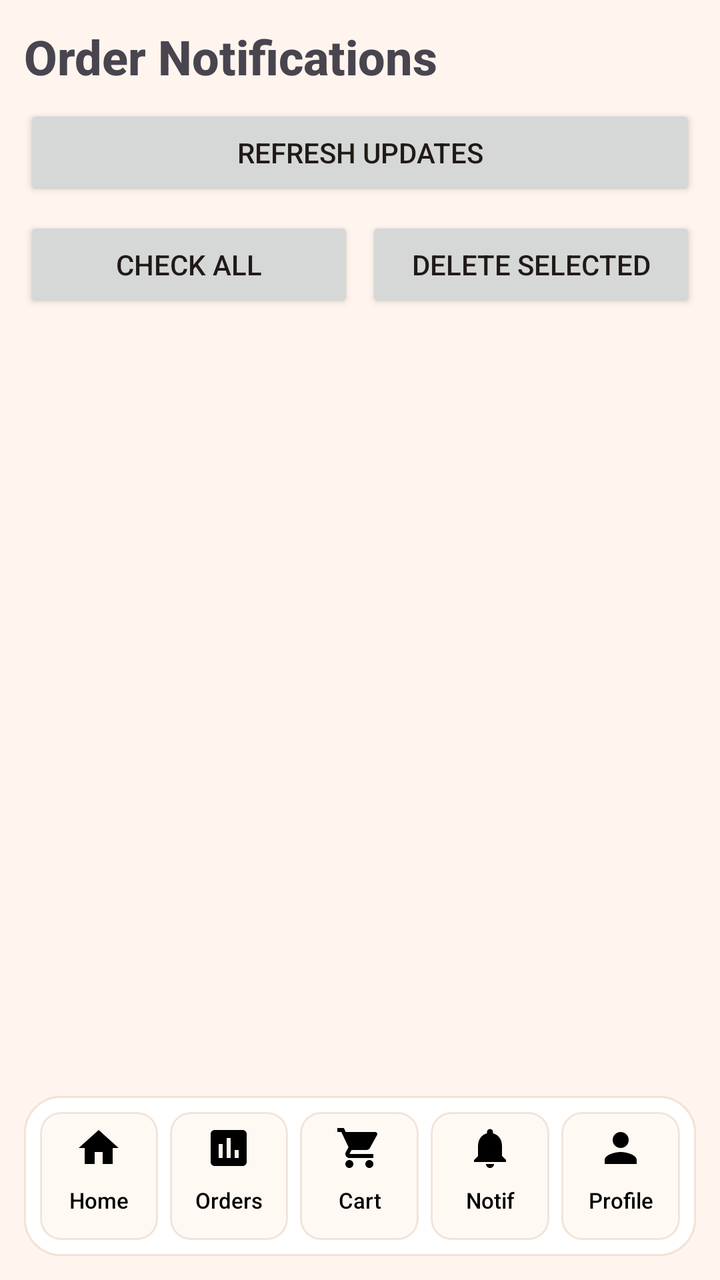
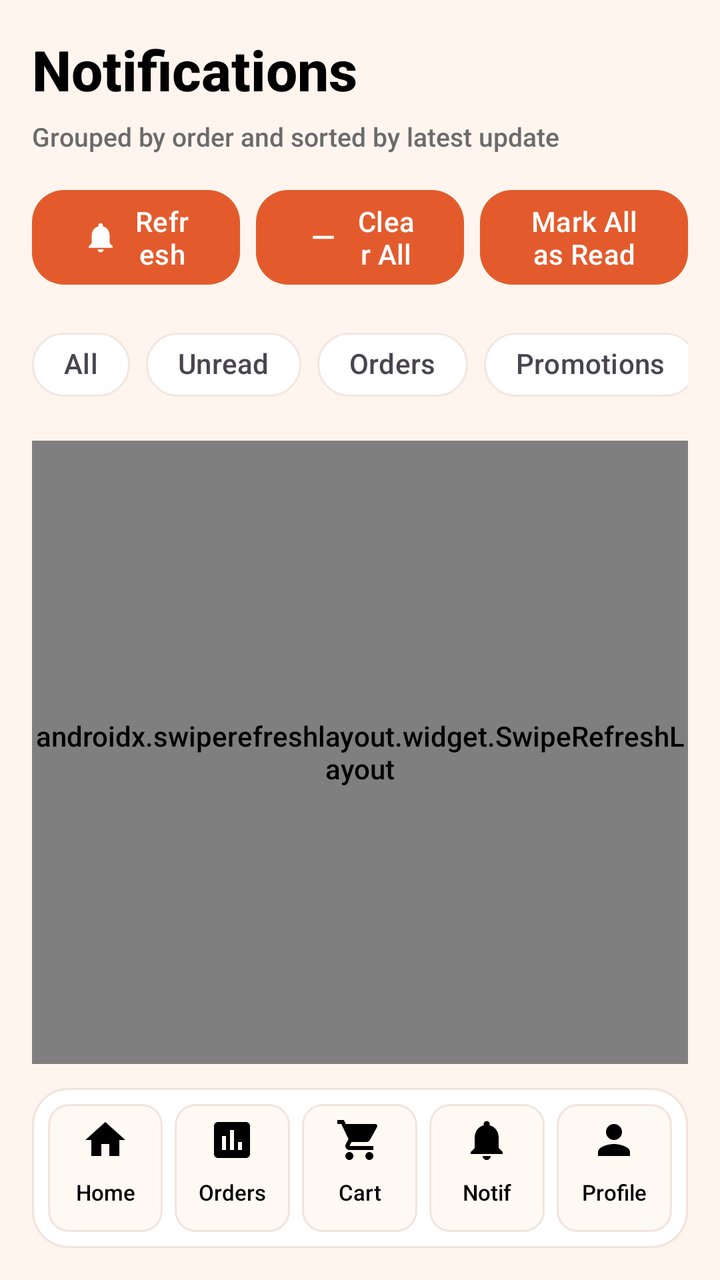

Before-and-after screenshots of an Android layout around one commit, followed by the original layout XML and the change that was made.
<!-- AndroidManifest.xml: application theme Theme.FOODDASH -->
<!-- res/layout/activity_notifications.xml -->
<?xml version="1.0" encoding="utf-8"?>
<LinearLayout xmlns:android="http://schemas.android.com/apk/res/android"
    android:layout_width="match_parent"
    android:layout_height="match_parent"
    android:orientation="vertical"
    android:padding="12dp"
    android:background="@color/light_faded_orange">

    <TextView
        android:layout_width="wrap_content"
        android:layout_height="wrap_content"
        android:text="Order Notifications"
        android:textSize="24sp"
        android:textStyle="bold"
        android:layout_marginBottom="8dp"/>

    <Button
        android:id="@+id/btnRefreshNotifications"
        android:layout_width="match_parent"
        android:layout_height="wrap_content"
        android:text="Refresh Updates" />

    <LinearLayout
        android:layout_width="match_parent"
        android:layout_height="wrap_content"
        android:layout_marginTop="8dp"
        android:orientation="horizontal">

        <Button
            android:id="@+id/btnCheckAllNotifications"
            android:layout_width="0dp"
            android:layout_height="wrap_content"
            android:layout_marginEnd="6dp"
            android:layout_weight="1"
            android:text="Check All" />

        <Button
            android:id="@+id/btnDeleteSelectedNotifications"
            android:layout_width="0dp"
            android:layout_height="wrap_content"
            android:layout_weight="1"
            android:text="Delete Selected" />

    </LinearLayout>

    <ScrollView
        android:layout_width="match_parent"
        android:layout_height="0dp"
        android:layout_weight="1"
        android:layout_marginTop="10dp"
        android:fillViewport="true">

        <LinearLayout
            android:id="@+id/notificationsContainer"
            android:layout_width="match_parent"
            android:layout_height="wrap_content"
            android:orientation="vertical" />
    </ScrollView>

    <LinearLayout
        android:id="@+id/bottomNavLayout"
        android:layout_width="match_parent"
        android:layout_height="wrap_content"
        android:layout_marginTop="10dp"
        android:background="@drawable/bottom_nav_background"
        android:elevation="4dp"
        android:gravity="center"
        android:orientation="horizontal"
        android:padding="8dp"
        android:minHeight="80dp">

        <Button
            android:id="@+id/tabHomeButton"
            android:layout_width="0dp"
            android:layout_height="match_parent"
            android:layout_marginEnd="6dp"
            android:layout_weight="1"
            android:background="@drawable/bottom_nav_tab_unselected"
            android:fontFamily="sans-serif-medium"
            android:minHeight="64dp"
            android:padding="6dp"
            android:text="Home"
            android:drawableTop="@drawable/ic_home"
            android:textAllCaps="false"
            android:textColor="@color/black"
            android:textSize="11sp"
            android:gravity="center" />

        <Button
            android:id="@+id/tabOrdersButton"
            android:layout_width="0dp"
            android:layout_height="match_parent"
            android:layout_marginEnd="6dp"
            android:layout_weight="1"
            android:background="@drawable/bottom_nav_tab_unselected"
            android:fontFamily="sans-serif-medium"
            android:minHeight="64dp"
            android:padding="6dp"
            android:text="Orders"
            android:drawableTop="@drawable/ic_orders"
            android:textAllCaps="false"
            android:textColor="@color/black"
            android:textSize="11sp"
            android:gravity="center" />

        <FrameLayout
            android:id="@+id/tabCartContainer"
            android:layout_width="0dp"
            android:layout_height="match_parent"
            android:layout_marginEnd="6dp"
            android:layout_weight="1">

            <Button
                android:id="@+id/tabCartButton"
                android:layout_width="match_parent"
                android:layout_height="match_parent"
                android:background="@drawable/bottom_nav_tab_unselected"
                android:fontFamily="sans-serif-medium"
                android:minHeight="64dp"
                android:padding="6dp"
                android:text="Cart"
                android:drawableTop="@drawable/ic_shopping_cart"
                android:textAllCaps="false"
                android:textColor="@color/black"
                android:textSize="11sp"
                android:gravity="center" />

            <TextView
                android:id="@+id/tabCartBadgeTextView"
                android:layout_width="18dp"
                android:layout_height="18dp"
                android:layout_gravity="end|top"
                android:layout_marginEnd="-2dp"
                android:layout_marginTop="-2dp"
                android:background="@drawable/cart_badge_background"
                android:gravity="center"
                android:text="0"
                android:textColor="@color/white"
                android:textStyle="bold"
                android:visibility="gone" />
        </FrameLayout>

        <Button
            android:id="@+id/tabNotificationsButton"
            android:layout_width="0dp"
            android:layout_height="match_parent"
            android:layout_marginEnd="6dp"
            android:layout_weight="1"
            android:background="@drawable/bottom_nav_tab_unselected"
            android:fontFamily="sans-serif-medium"
            android:minHeight="64dp"
            android:padding="6dp"
            android:text="Notif"
            android:drawableTop="@drawable/ic_notifications"
            android:textAllCaps="false"
            android:textColor="@color/black"
            android:textSize="11sp"
            android:gravity="center" />

        <Button
            android:id="@+id/tabProfileButton"
            android:layout_width="0dp"
            android:layout_height="match_parent"
            android:layout_weight="1"
            android:background="@drawable/bottom_nav_tab_unselected"
            android:fontFamily="sans-serif-medium"
            android:minHeight="64dp"
            android:padding="6dp"
            android:text="Profile"
            android:drawableTop="@drawable/ic_profile"
            android:textAllCaps="false"
            android:textColor="@color/black"
            android:textSize="11sp"
            android:gravity="center" />

    </LinearLayout>

</LinearLayout>
<!-- resources referenced by this layout -->
<resources>
  <color name="black">#FF000000</color>
  <color name="light_faded_orange">#FFFFF5EE</color>
  <color name="white">#FFFFFFFF</color>
  <!-- drawable bottom_nav_background (drawable) -->
  <?xml version="1.0" encoding="utf-8"?>
  <shape xmlns:android="http://schemas.android.com/apk/res/android"
      android:shape="rectangle">
      <solid android:color="@color/brand_surface" />
      <stroke
          android:width="1dp"
          android:color="@color/brand_border" />
      <corners android:radius="18dp" />
  </shape>
  <!-- drawable bottom_nav_tab_unselected (drawable) -->
  <?xml version="1.0" encoding="utf-8"?>
  <shape xmlns:android="http://schemas.android.com/apk/res/android"
      android:shape="rectangle">
      <solid android:color="@color/brand_surface_soft" />
      <stroke
          android:width="1dp"
          android:color="@color/brand_border" />
      <corners android:radius="10dp" />
  </shape>
  <!-- drawable cart_badge_background (drawable) -->
  <?xml version="1.0" encoding="utf-8"?>
  <shape xmlns:android="http://schemas.android.com/apk/res/android"
      android:shape="oval">
      <solid android:color="@color/brand_badge" />
  </shape>
  <!-- drawable ic_home (drawable) -->
  <vector xmlns:android="http://schemas.android.com/apk/res/android"
      android:width="24dp"
      android:height="24dp"
      android:viewportWidth="24"
      android:viewportHeight="24">
      <path
          android:fillColor="#000000"
          android:pathData="M10,20v-6h4v6h5v-8h3L12,3 2,12h3v8z" />
  </vector>
  <style name="Theme.FOODDASH" parent="Base.Theme.FOODDASH" />
  <color name="brand_surface">#FFFFFFFF</color>
  <color name="brand_border">#26A2603A</color>
  <color name="brand_surface_soft">#FFFFF9F4</color>
  <color name="brand_badge">#D9412E</color>
  <color name="brand_primary">#E35B2D</color>
  <color name="faded_orange">#FFE8A871</color>
  <color name="brand_text">#1F1A17</color>
  <color name="brand_secondary">#2E7D58</color>
  <color name="brand_text_muted">#6C5A4D</color>
  <!-- drawable bg_app_gradient (drawable) -->
  <?xml version="1.0" encoding="utf-8"?>
  <shape xmlns:android="http://schemas.android.com/apk/res/android"
      android:shape="rectangle">
      <gradient
          android:angle="270"
          android:endColor="@color/brand_gradient_end"
          android:startColor="@color/brand_gradient_start" />
  </shape>
  <style name="Widget.FOODDASH.Card" parent="Widget.Material3.CardView.Elevated">
          <item name="cardBackgroundColor">@color/brand_surface</item>
          <item name="cardCornerRadius">18dp</item>
          <item name="cardElevation">2dp</item>
      </style>
  <color name="brand_gradient_end">#FFFFF9F4</color>
  <color name="brand_gradient_start">#FFFFEFE2</color>
  <!-- unchanged entries left out for length: 5 -->
</resources>

<!-- the commit's change to res/layout/activity_notifications.xml (unified diff, before → after) -->
@@ -1,73 +1,191 @@
 <?xml version="1.0" encoding="utf-8"?>
 <LinearLayout xmlns:android="http://schemas.android.com/apk/res/android"
+    xmlns:app="http://schemas.android.com/apk/res-auto"
     android:layout_width="match_parent"
     android:layout_height="match_parent"
     android:orientation="vertical"
-    android:padding="12dp"
-    android:background="@color/light_faded_orange">
+    android:background="@color/light_faded_orange"
+    android:padding="16dp">
 
     <TextView
         android:layout_width="wrap_content"
         android:layout_height="wrap_content"
-        android:text="Order Notifications"
-        android:textSize="24sp"
-        android:textStyle="bold"
-        android:layout_marginBottom="8dp"/>
-
-    <Button
-        android:id="@+id/btnRefreshNotifications"
-        android:layout_width="match_parent"
-        android:layout_height="wrap_content"
-        android:text="Refresh Updates" />
+        android:fontFamily="sans-serif-medium"
+        android:text="@string/notifications_title"
+        android:textColor="@color/black"
+        android:textSize="28sp"
+        android:textStyle="bold" />
+
+    <TextView
+        android:layout_width="wrap_content"
+        android:layout_height="wrap_content"
+        android:layout_marginTop="6dp"
+        android:text="@string/notifications_subtitle"
+        android:textColor="@color/text_gray"
+        android:textSize="13sp" />
 
     <LinearLayout
         android:layout_width="match_parent"
         android:layout_height="wrap_content"
-        android:layout_marginTop="8dp"
+        android:layout_marginTop="14dp"
         android:orientation="horizontal">
 
-        <Button
-            android:id="@+id/btnCheckAllNotifications"
+        <com.google.android.material.button.MaterialButton
+            android:id="@+id/btnRefreshNotifications"
             android:layout_width="0dp"
             android:layout_height="wrap_content"
-            android:layout_marginEnd="6dp"
-            android:layout_weight="1"
-            android:text="Check All" />
-
-        <Button
-            android:id="@+id/btnDeleteSelectedNotifications"
+            android:layout_marginEnd="8dp"
+            android:layout_weight="1"
+            android:text="@string/refresh_notifications"
+            android:textAllCaps="false"
+            app:cornerRadius="16dp"
+            app:icon="@drawable/ic_notifications"
+            app:iconPadding="8dp"
+            app:iconGravity="textStart" />
+
+        <com.google.android.material.button.MaterialButton
+            android:id="@+id/btnClearAllNotifications"
             android:layout_width="0dp"
             android:layout_height="wrap_content"
-            android:layout_weight="1"
-            android:text="Delete Selected" />
-
+            android:layout_marginEnd="8dp"
+            android:layout_weight="1"
+            android:text="@string/clear_all_notifications"
+            android:textAllCaps="false"
+            app:cornerRadius="16dp"
+            app:icon="@drawable/ic_remove"
+            app:iconPadding="8dp"
+            app:iconGravity="textStart" />
+
+        <com.google.android.material.button.MaterialButton
+            android:id="@+id/btnMarkAllRead"
+            android:layout_width="0dp"
+            android:layout_height="wrap_content"
+            android:layout_weight="1"
+            android:text="@string/mark_all_read"
+            android:textAllCaps="false"
+            app:cornerRadius="16dp"
+            app:iconPadding="8dp"
+            app:iconGravity="textStart" />
     </LinearLayout>
 
-    <ScrollView
+    <HorizontalScrollView
+        android:layout_width="match_parent"
+        android:layout_height="wrap_content"
+        android:layout_marginTop="12dp"
+        android:fillViewport="true"
+        android:scrollbars="none">
+
+        <com.google.android.material.chip.ChipGroup
+            android:id="@+id/notificationFilterChipGroup"
+            android:layout_width="wrap_content"
+            android:layout_height="wrap_content"
+            app:selectionRequired="true"
+            app:singleSelection="true">
+
+            <com.google.android.material.chip.Chip
+                android:id="@+id/chipAllNotifications"
+                style="@style/Widget.Material3.Chip.Filter"
+                android:layout_width="wrap_content"
+                android:layout_height="wrap_content"
+                android:text="@string/notification_filter_all"
+                app:checkedIconVisible="false"
+                app:chipCornerRadius="999dp"
+                app:chipIconVisible="false" />
+
+            <com.google.android.material.chip.Chip
+                android:id="@+id/chipUnreadNotifications"
+                style="@style/Widget.Material3.Chip.Filter"
+                android:layout_width="wrap_content"
+                android:layout_height="wrap_content"
+                android:text="@string/notification_filter_unread"
+                app:checkedIconVisible="false"
+                app:chipCornerRadius="999dp"
+                app:chipIconVisible="false" />
+
+            <com.google.android.material.chip.Chip
+                android:id="@+id/chipOrderNotifications"
+                style="@style/Widget.Material3.Chip.Filter"
+                android:layout_width="wrap_content"
+                android:layout_height="wrap_content"
+                android:text="@string/notification_filter_orders"
+                app:checkedIconVisible="false"
+                app:chipCornerRadius="999dp"
+                app:chipIconVisible="false" />
+
+            <com.google.android.material.chip.Chip
+                android:id="@+id/chipPromotionNotifications"
+                style="@style/Widget.Material3.Chip.Filter"
+                android:layout_width="wrap_content"
+                android:layout_height="wrap_content"
+                android:text="@string/notification_filter_promotions"
+                app:checkedIconVisible="false"
+                app:chipCornerRadius="999dp"
+                app:chipIconVisible="false" />
+        </com.google.android.material.chip.ChipGroup>
+    </HorizontalScrollView>
+
+    <androidx.swiperefreshlayout.widget.SwipeRefreshLayout
+        android:id="@+id/notificationsSwipeRefreshLayout"
         android:layout_width="match_parent"
         android:layout_height="0dp"
         android:layout_weight="1"
-        android:layout_marginTop="10dp"
-        android:fillViewport="true">
-
-        <LinearLayout
-            android:id="@+id/notificationsContainer"
+        android:layout_marginTop="14dp">
+
+        <FrameLayout
             android:layout_width="match_parent"
-            android:layout_height="wrap_content"
-            android:orientation="vertical" />
-    </ScrollView>
+            android:layout_height="match_parent">
+
+            <androidx.recyclerview.widget.RecyclerView
+                android:id="@+id/notificationsRecyclerView"
+                android:layout_width="match_parent"
+                android:layout_height="match_parent"
+                android:clipToPadding="false"
+                android:paddingBottom="12dp"
+                android:scrollbars="vertical" />
+
+            <LinearLayout
+                android:id="@+id/notificationsEmptyState"
+                android:layout_width="match_parent"
+                android:layout_height="match_parent"
+                android:gravity="center"
+                android:orientation="vertical"
+                android:padding="24dp"
+                android:visibility="gone">
+
+                <TextView
+                    android:id="@+id/notificationsEmptyTitle"
+                    android:layout_width="wrap_content"
+                    android:layout_height="wrap_content"
+                    android:fontFamily="sans-serif-medium"
+                    android:text="@string/no_notifications_yet"
+                    android:textColor="@color/black"
+                    android:textSize="22sp"
+                    android:textStyle="bold" />
+
+                <TextView
+                    android:id="@+id/notificationsEmptySubtitle"
+                    android:layout_width="wrap_content"
+                    android:layout_height="wrap_content"
+                    android:layout_marginTop="8dp"
+                    android:gravity="center"
+                    android:text="@string/no_notifications_body"
+                    android:textColor="@color/text_gray"
+                    android:textSize="14sp" />
+            </LinearLayout>
+        </FrameLayout>
+    </androidx.swiperefreshlayout.widget.SwipeRefreshLayout>
 
     <LinearLayout
         android:id="@+id/bottomNavLayout"
         android:layout_width="match_parent"
         android:layout_height="wrap_content"
-        android:layout_marginTop="10dp"
+        android:layout_marginTop="12dp"
         android:background="@drawable/bottom_nav_background"
         android:elevation="4dp"
         android:gravity="center"
+        android:minHeight="80dp"
         android:orientation="horizontal"
-        android:padding="8dp"
-        android:minHeight="80dp">
+        android:padding="8dp">
 
         <Button
             android:id="@+id/tabHomeButton"
@@ -76,15 +194,15 @@
             android:layout_marginEnd="6dp"
             android:layout_weight="1"
             android:background="@drawable/bottom_nav_tab_unselected"
+            android:drawableTop="@drawable/ic_home"
             android:fontFamily="sans-serif-medium"
+            android:gravity="center"
             android:minHeight="64dp"
             android:padding="6dp"
             android:text="Home"
-            android:drawableTop="@drawable/ic_home"
             android:textAllCaps="false"
             android:textColor="@color/black"
-            android:textSize="11sp"
-            android:gravity="center" />
+            android:textSize="11sp" />
 
         <Button
             android:id="@+id/tabOrdersButton"
@@ -93,15 +211,15 @@
             android:layout_marginEnd="6dp"
             android:layout_weight="1"
             android:background="@drawable/bottom_nav_tab_unselected"
+            android:drawableTop="@drawable/ic_orders"
             android:fontFamily="sans-serif-medium"
+            android:gravity="center"
             android:minHeight="64dp"
             android:padding="6dp"
             android:text="Orders"
-            android:drawableTop="@drawable/ic_orders"
             android:textAllCaps="false"
             android:textColor="@color/black"
-            android:textSize="11sp"
-            android:gravity="center" />
+            android:textSize="11sp" />
 
         <FrameLayout
             android:id="@+id/tabCartContainer"
@@ -115,15 +233,15 @@
                 android:layout_width="match_parent"
                 android:layout_height="match_parent"
                 android:background="@drawable/bottom_nav_tab_unselected"
+                android:drawableTop="@drawable/ic_shopping_cart"
                 android:fontFamily="sans-serif-medium"
+                android:gravity="center"
                 android:minHeight="64dp"
                 android:padding="6dp"
                 android:text="Cart"
-                android:drawableTop="@drawable/ic_shopping_cart"
                 android:textAllCaps="false"
                 android:textColor="@color/black"
-                android:textSize="11sp"
-                android:gravity="center" />
+                android:textSize="11sp" />
 
             <TextView
                 android:id="@+id/tabCartBadgeTextView"
@@ -136,26 +254,48 @@
                 android:gravity="center"
                 android:text="0"
                 android:textColor="@color/white"
+                android:textSize="10sp"
                 android:textStyle="bold"
                 android:visibility="gone" />
         </FrameLayout>
 
-        <Button
-            android:id="@+id/tabNotificationsButton"
+        <FrameLayout
+            android:id="@+id/tabNotificationsContainer"
             android:layout_width="0dp"
             android:layout_height="match_parent"
             android:layout_marginEnd="6dp"
-            android:layout_weight="1"
-            android:background="@drawable/bottom_nav_tab_unselected"
-            android:fontFamily="sans-serif-medium"
-            android:minHeight="64dp"
-            android:padding="6dp"
-            android:text="Notif"
-            android:drawableTop="@drawable/ic_notifications"
-            android:textAllCaps="false"
-            android:textColor="@color/black"
-            android:textSize="11sp"
-            android:gravity="center" />
+            android:layout_weight="1">
+
+            <Button
+                android:id="@+id/tabNotificationsButton"
+                android:layout_width="match_parent"
+                android:layout_height="match_parent"
+                android:background="@drawable/bottom_nav_tab_unselected"
+                android:drawableTop="@drawable/ic_notifications"
+                android:fontFamily="sans-serif-medium"
+                android:gravity="center"
+                android:minHeight="64dp"
+                android:padding="6dp"
+                android:text="Notif"
+                android:textAllCaps="false"
+                android:textColor="@color/black"
+                android:textSize="11sp" />
+
+            <TextView
+                android:id="@+id/tabNotificationsBadgeTextView"
+                android:layout_width="18dp"
+                android:layout_height="18dp"
+                android:layout_gravity="end|top"
+                android:layout_marginEnd="-2dp"
+                android:layout_marginTop="-2dp"
+                android:background="@drawable/cart_badge_background"
+                android:gravity="center"
+                android:text="0"
+                android:textColor="@color/white"
+                android:textSize="10sp"
+                android:textStyle="bold"
+                android:visibility="gone" />
+        </FrameLayout>
 
         <Button
             android:id="@+id/tabProfileButton"
@@ -163,15 +303,15 @@
             android:layout_height="match_parent"
             android:layout_weight="1"
             android:background="@drawable/bottom_nav_tab_unselected"
+            android:drawableTop="@drawable/ic_profile"
             android:fontFamily="sans-serif-medium"
+            android:gravity="center"
             android:minHeight="64dp"
             android:padding="6dp"
             android:text="Profile"
-            android:drawableTop="@drawable/ic_profile"
             android:textAllCaps="false"
             android:textColor="@color/black"
-            android:textSize="11sp"
-            android:gravity="center" />
+            android:textSize="11sp" />
 
     </LinearLayout>
 
<!-- resource entries referenced after the edit -->
@@ -2,6 +2,7 @@
 <resources>
   <color name="black">#FF000000</color>
   <color name="light_faded_orange">#FFFFF5EE</color>
+  <color name="text_gray">#FF6B6B6B</color>
   <color name="white">#FFFFFFFF</color>
   <!-- drawable bottom_nav_background (drawable) -->
   <?xml version="1.0" encoding="utf-8"?>
@@ -39,6 +40,27 @@
           android:fillColor="#000000"
           android:pathData="M10,20v-6h4v6h5v-8h3L12,3 2,12h3v8z" />
   </vector>
+  <!-- drawable ic_remove (drawable) -->
+  <vector xmlns:android="http://schemas.android.com/apk/res/android"
+      android:width="24dp"
+      android:height="24dp"
+      android:viewportWidth="24.0"
+      android:viewportHeight="24.0">
+      <path
+          android:fillColor="#FF000000"
+          android:pathData="M19,13H5v-2h14v2z"/>
+  </vector>
+  <string name="clear_all_notifications">Clear All</string>
+  <string name="mark_all_read">Mark All as Read</string>
+  <string name="no_notifications_body">We will show order updates here as they arrive.</string>
+  <string name="no_notifications_yet">No notifications yet</string>
+  <string name="notification_filter_all">All</string>
+  <string name="notification_filter_orders">Orders</string>
+  <string name="notification_filter_promotions">Promotions</string>
+  <string name="notification_filter_unread">Unread</string>
+  <string name="notifications_subtitle">Grouped by order and sorted by latest update</string>
+  <string name="notifications_title">Notifications</string>
+  <string name="refresh_notifications">Refresh</string>
   <style name="Theme.FOODDASH" parent="Base.Theme.FOODDASH" />
   <color name="brand_surface">#FFFFFFFF</color>
   <color name="brand_border">#26A2603A</color>
